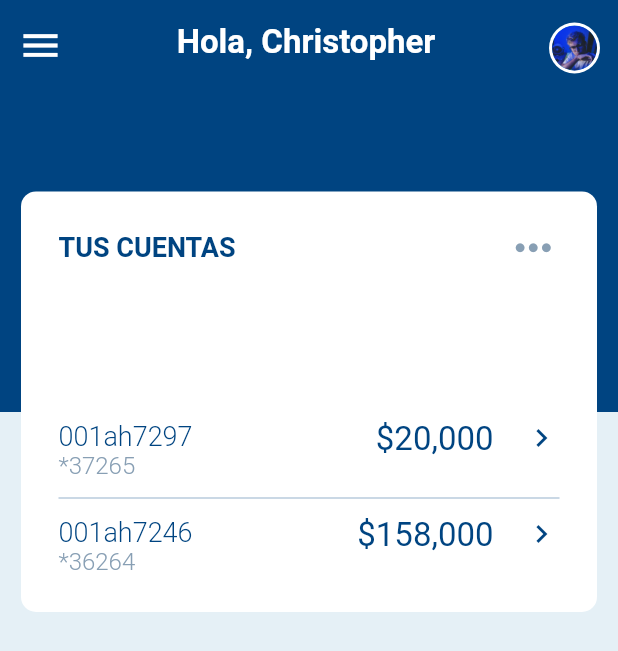
After one commit to christopher-leal/flutter_challenges, a Flutter app: the screen it shows after launch, after a tap on the "swap horiz" icon, on a phone screen of 412 x 824 dp. The commit adds this screen. Shown: the top 651 px of the screen. Run offline on Flutter 3.47's test engine with Material 2 defaults, Android fonts, the phone set to English and light mode, and no system bars.

Commit message:
my account done

```diff
--- a/bancomer_redesign_challenge/lib/theme.dart
+++ b/bancomer_redesign_challenge/lib/theme.dart
@@ -3,5 +3,7 @@ import 'package:flutter/material.dart';
 class BBVAColors {
   static final primary = Color(0xFF004481);
   static final primaryLight = Color(0xFF889FB4);
+  static final secondary = Color(0xFFE5F0F6);
+  static final grey = Color(0xFFB8CBDC);
   static final white = Color(0xFFFFFFFF);
 }
--- /dev/null
+++ b/bancomer_redesign_challenge/lib/views/home_screen.dart
@@ -0,0 +1,172 @@
+import 'package:bancomer_redesign_challenge/theme.dart';
+import 'package:flutter/material.dart';
+
+class HomeScreen extends StatelessWidget {
+  @override
+  Widget build(BuildContext context) {
+    final size = MediaQuery.of(context).size;
+    return Scaffold(
+        body: Stack(
+      fit: StackFit.expand,
+      children: [
+        _Background(),
+        Positioned(
+          left: 10.0,
+          right: 10.0,
+          top: size.height * 0.15,
+          height: size.height * 0.35,
+          child: _MyAccounts(),
+        ),
+      ],
+    ));
+  }
+}
+
+class _MyAccounts extends StatelessWidget {
+  const _MyAccounts({
+    Key key,
+  }) : super(key: key);
+
+  @override
+  Widget build(BuildContext context) {
+    return Card(
+      shape: RoundedRectangleBorder(borderRadius: BorderRadius.circular(10)),
+      elevation: 0.0,
+      child: Padding(
+        padding: const EdgeInsets.symmetric(horizontal: 25.0, vertical: 20.0),
+        child: Column(
+          children: [
+            Row(
+              mainAxisAlignment: MainAxisAlignment.spaceBetween,
+              children: [
+                Text(
+                  'TUS CUENTAS',
+                  style: TextStyle(color: BBVAColors.primary, fontWeight: FontWeight.bold, fontSize: 18),
+                ),
+                Icon(
+                  Icons.more_horiz,
+                  color: BBVAColors.primaryLight,
+                  size: 35,
+                ),
+              ],
+            ),
+            Spacer(),
+            _AccountItem(
+              account: '001ah7297',
+              number: '*37265',
+              amount: '\$20,000',
+            ),
+            Divider(
+              color: BBVAColors.grey,
+              thickness: 1.0,
+            ),
+            _AccountItem(
+              account: '001ah7246',
+              number: '*36264',
+              amount: '\$158,000',
+            ),
+          ],
+        ),
+      ),
+    );
+  }
+}
+
+class _AccountItem extends StatelessWidget {
+  final String account;
+  final String number;
+  final String amount;
+
+  const _AccountItem({Key key, @required this.account, @required this.number, @required this.amount}) : super(key: key);
+  @override
+  Widget build(BuildContext context) {
+    return Padding(
+      padding: const EdgeInsets.symmetric(vertical: 4.0),
+      child: Row(
+        mainAxisAlignment: MainAxisAlignment.spaceBetween,
+        crossAxisAlignment: CrossAxisAlignment.start,
+        children: [
+          Expanded(
+            child: Column(
+              crossAxisAlignment: CrossAxisAlignment.start,
+              children: [
+                Text(
+                  account,
+                  style: TextStyle(color: BBVAColors.primary, fontWeight: FontWeight.w300, fontSize: 18),
+                ),
+                Text(
+                  number,
+                  style: TextStyle(color: BBVAColors.primaryLight, fontWeight: FontWeight.w300, fontSize: 16),
+                ),
+              ],
+            ),
+          ),
+          Text(
+            amount,
+            style: TextStyle(color: BBVAColors.primary, fontWeight: FontWeight.w400, fontSize: 22),
+          ),
+          const SizedBox(width: 20),
+          Icon(
+            Icons.chevron_right,
+            color: BBVAColors.primary,
+          )
+        ],
+      ),
+    );
+  }
+}
+
+class _Background extends StatelessWidget {
+  const _Background({
+    Key key,
+  }) : super(key: key);
+
+  @override
+  Widget build(BuildContext context) {
+    return Column(
+      children: [
+        Expanded(
+          child: Container(
+            color: BBVAColors.primary,
+            child: SafeArea(
+              child: Padding(
+                padding: const EdgeInsets.symmetric(horizontal: 12.0, vertical: 15),
+                child: Row(
+                  crossAxisAlignment: CrossAxisAlignment.start,
+                  mainAxisAlignment: MainAxisAlignment.spaceBetween,
+                  children: [
+                    Icon(
+                      Icons.menu,
+                      size: 30.0,
+                      color: BBVAColors.white,
+                    ),
+                    Text(
+                      'Hola, Christopher',
+                      style: TextStyle(color: BBVAColors.white, fontWeight: FontWeight.bold, fontSize: 22),
+                    ),
+                    Container(
+                      decoration: BoxDecoration(shape: BoxShape.circle, color: BBVAColors.white),
+                      child: Padding(
+                        padding: const EdgeInsets.all(2.0),
+                        child: CircleAvatar(
+                          radius: 15.0,
+                          backgroundImage: AssetImage('assets/user.png'),
+                        ),
+                      ),
+                    ),
+                  ],
+                ),
+              ),
+            ),
+          ),
+        ),
+        Expanded(
+          flex: 2,
+          child: Container(
+            color: BBVAColors.secondary,
+          ),
+        ),
+      ],
+    );
+  }
+}
--- a/bancomer_redesign_challenge/lib/views/login_screen.dart
+++ b/bancomer_redesign_challenge/lib/views/login_screen.dart
@@ -1,4 +1,5 @@
 import 'package:bancomer_redesign_challenge/theme.dart';
+import 'package:bancomer_redesign_challenge/views/home_screen.dart';
 import 'package:flutter/material.dart';
 
 class LoginScreen extends StatelessWidget {
@@ -113,7 +114,11 @@ class _LoginActions extends StatelessWidget {
               backgroundImage: AssetImage('assets/user.png'),
             ),
             const SizedBox(width: 20),
-            Container(
+            InkWell(
+              onTap: () {
+                Navigator.of(context).push(MaterialPageRoute(builder: (_) => HomeScreen()));
+              },
+              child: Container(
                 width: 35.0,
                 height: 35.0,
                 decoration: BoxDecoration(color: BBVAColors.primary, shape: BoxShape.circle),
@@ -123,6 +128,7 @@ class _LoginActions extends StatelessWidget {
                   color: BBVAColors.white,
                 ),
                 // onPressed: () {},
+              ),
             )
           ],
         ),
@@ -159,7 +165,7 @@ class _LoginActions extends StatelessWidget {
         ),
         const SizedBox(height: 20),
         Text(
-          ' Olvidé mi contraseña',
+          'Olvidé mi contraseña',
           textAlign: TextAlign.center,
           style: TextStyle(
             color: BBVAColors.primary,
```
Lines whose indentation alone changed are shown as unchanged.
